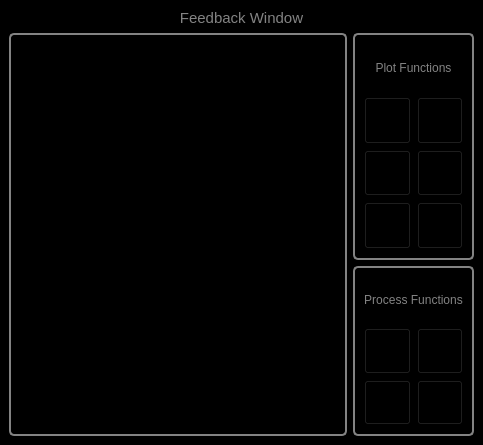
The window that Scanner GUI/Plotters Control/PlottersControl.ui (afylab/nanoSQUID-Scanning-Software) describes before a commit, drawn with Qt 5.
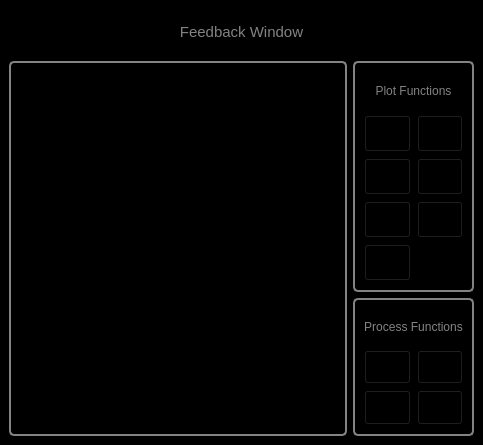
The same window after the commit. Icons and pictures are not drawn.

```diff
--- a/Scanner GUI/Plotters Control/PlottersControl.ui
+++ b/Scanner GUI/Plotters Control/PlottersControl.ui
@@ -24,240 +24,55 @@
 background-color: rgb(0, 0, 0);
 }</string>
    </property>
-   <layout class="QGridLayout" name="gridLayout_3" rowstretch="0,4,3" columnstretch="2,0">
-    <item row="1" column="1">
-     <widget class="QFrame" name="frame_PlotRelatedFunctions">
+   <layout class="QGridLayout" name="gridLayout_3" rowstretch="1,5,3" columnstretch="4,1">
+    <item row="1" column="0" rowspan="2">
+     <widget class="QListWidget" name="listWidget_Plots">
       <property name="styleSheet">
-       <string notr="true">
-QFrame#frame_PlotRelatedFunctions{
+       <string notr="true">QListWidget#listWidget_Plots{
 color: rgb(131,131,131);
 background-color:rgb(0,0,0);
-border: 2px solid  rgb(131,131,131);
+border: 2px solid  rgb(131, 131, 131);
 border-radius: 5px
 }
-</string>
+
+QScrollBar:horizontal {
+   border: 0px;
+   background: black;
+   height: 15px;
+}
+QScrollBar:vertical {
+   border: 0px;
+   background: black;
+   width: 15px;
+}</string>
       </property>
-      <property name="frameShape">
-       <enum>QFrame::StyledPanel</enum>
+      <property name="dragDropMode">
+       <enum>QAbstractItemView::NoDragDrop</enum>
       </property>
-      <property name="frameShadow">
-       <enum>QFrame::Raised</enum>
+      <property name="selectionMode">
+       <enum>QAbstractItemView::ExtendedSelection</enum>
       </property>
-      <layout class="QGridLayout" name="gridLayout" rowstretch="1,1,1,1" columnstretch="1,1">
-       <item row="2" column="1">
-        <widget class="QPushButton" name="pushButton_MultiplyAll">
-         <property name="enabled">
-          <bool>true</bool>
-         </property>
-         <property name="sizePolicy">
-          <sizepolicy hsizetype="Preferred" vsizetype="Preferred">
-           <horstretch>0</horstretch>
-           <verstretch>0</verstretch>
-          </sizepolicy>
-         </property>
-         <property name="toolTip">
-          <string>&lt;html&gt;&lt;head/&gt;&lt;body&gt;&lt;p&gt;Multiply all Process with constant&lt;/p&gt;&lt;/body&gt;&lt;/html&gt;</string>
-         </property>
-         <property name="styleSheet">
-          <string notr="true">QPushButton#pushButton_MultiplyAll{
-image:url(:/nSOTScanner/Pictures/Multiply.png);
-background: black;
-}
-
-QPushButton:pressed#pushButton_MultiplyAll{
-image:url(:/nSOTScanner/Pictures/Multiply.png);
-background: black;
-border: 2px rgb(131,131,131);
-border-radius: 5px
-}
-</string>
-         </property>
-         <property name="text">
-          <string/>
-         </property>
-        </widget>
-       </item>
-       <item row="0" column="0" colspan="2">
-        <widget class="QLabel" name="label_PlotRelated">
-         <property name="styleSheet">
-          <string notr="true">color:rgb(131,131,131)</string>
-         </property>
-         <property name="text">
-          <string>Plot Functions</string>
-         </property>
-         <property name="alignment">
-          <set>Qt::AlignCenter</set>
-         </property>
-        </widget>
-       </item>
-       <item row="1" column="1">
-        <widget class="QPushButton" name="pushButton_SubtractOveralAverage">
-         <property name="enabled">
-          <bool>true</bool>
-         </property>
-         <property name="sizePolicy">
-          <sizepolicy hsizetype="Preferred" vsizetype="Preferred">
-           <horstretch>0</horstretch>
-           <verstretch>0</verstretch>
-          </sizepolicy>
-         </property>
-         <property name="toolTip">
-          <string>&lt;html&gt;&lt;head/&gt;&lt;body&gt;&lt;p&gt;Batch process all plotters.&lt;/p&gt;&lt;/body&gt;&lt;/html&gt;</string>
-         </property>
-         <property name="styleSheet">
-          <string notr="true">QPushButton#pushButton_SubtractOveralAverage{
-image:url(:/nSOTScanner/Pictures/inverseRes.png);
-background: black;
-}
-
-QPushButton:pressed#pushButton_SubtractOveralAverage{
-image:url(:/nSOTScanner/Pictures/inverseRes.png);
-background: black;
-border: 2px rgb(131,131,131);
-border-radius: 5px
-}
-</string>
-         </property>
-         <property name="text">
-          <string/>
-         </property>
-        </widget>
-       </item>
-       <item row="2" column="0">
-        <widget class="QPushButton" name="pushButton_SetArea">
-         <property name="enabled">
-          <bool>true</bool>
-         </property>
-         <property name="sizePolicy">
-          <sizepolicy hsizetype="Preferred" vsizetype="Preferred">
-           <horstretch>0</horstretch>
-           <verstretch>0</verstretch>
-          </sizepolicy>
-         </property>
-         <property name="toolTip">
-          <string>Set selected area for all window</string>
-         </property>
-         <property name="styleSheet">
-          <string notr="true">QPushButton#pushButton_SetArea{
-image:url(:/nSOTScanner/Pictures/SelectArea.png);
-background: black;
-}
-
-QPushButton:pressed#pushButton_SetArea{
-image:url(:/nSOTScanner/Pictures/SelectArea.png);
-background: black;
-border: 2px rgb(131,131,131);
-border-radius: 5px
-}
-</string>
-         </property>
-         <property name="text">
-          <string/>
-         </property>
-        </widget>
-       </item>
-       <item row="1" column="0">
-        <widget class="QPushButton" name="pushButton_AddPlotter">
-         <property name="enabled">
-          <bool>true</bool>
-         </property>
-         <property name="sizePolicy">
-          <sizepolicy hsizetype="Preferred" vsizetype="Preferred">
-           <horstretch>0</horstretch>
-           <verstretch>0</verstretch>
-          </sizepolicy>
-         </property>
-         <property name="minimumSize">
-          <size>
-           <width>0</width>
-           <height>0</height>
-          </size>
-         </property>
-         <property name="toolTip">
-          <string>&lt;html&gt;&lt;head/&gt;&lt;body&gt;&lt;p&gt;Add a new plotter&lt;/p&gt;&lt;/body&gt;&lt;/html&gt;</string>
-         </property>
-         <property name="styleSheet">
-          <string notr="true">QPushButton#pushButton_AddPlotter{
-image:url(:/nSOTScanner/Pictures/AddPlotter.png);
-background: black;
-}
-
-QPushButton:pressed#pushButton_AddPlotter{
-image:url(:/nSOTScanner/Pictures/AddPlotter.png);
-background: black;
-border: 2px rgb(131,131,131);
-border-radius: 5px
-}
-</string>
-         </property>
-         <property name="text">
-          <string/>
-         </property>
-        </widget>
-       </item>
-       <item row="3" column="0">
-        <widget class="QPushButton" name="pushButton_savePlot">
-         <property name="sizePolicy">
-          <sizepolicy hsizetype="Preferred" vsizetype="Preferred">
-           <horstretch>0</horstretch>
-           <verstretch>0</verstretch>
-          </sizepolicy>
-         </property>
-         <property name="toolTip">
-          <string>&lt;html&gt;&lt;head/&gt;&lt;body&gt;&lt;p&gt;Save all data as matlab files&lt;/p&gt;&lt;/body&gt;&lt;/html&gt;</string>
-         </property>
-         <property name="styleSheet">
-          <string notr="true">QPushButton:disabled#pushButton_savePlot {image:url(:/nSOTScanner/Pictures/lock.png)}
-
-#pushButton_savePlot{
-image:url(:/nSOTScanner/Pictures/save.png);
-background: black;
-}
-
-QPushButton:pressed#pushButton_savePlot{
-image:url(:/nSOTScanner/Pictures/save.png);
-background: black;
-border: 2px rgb(131,131,131);
-border-radius: 5px
+     </widget>
+    </item>
+    <item row="0" column="0" colspan="2">
+     <widget class="QLabel" name="label_Feedback">
+      <property name="font">
+       <font>
+        <pointsize>11</pointsize>
+       </font>
+      </property>
+      <property name="styleSheet">
+       <string notr="true">QLabel#label_Feedback{
+color: rgb(131,131,131);
+background-color:rgb(0,0,0)
 }</string>
-         </property>
-         <property name="text">
-          <string/>
-         </property>
-        </widget>
-       </item>
-       <item row="3" column="1">
-        <widget class="QPushButton" name="pushButton_ConnectLabrad">
-         <property name="sizePolicy">
-          <sizepolicy hsizetype="Preferred" vsizetype="Preferred">
-           <horstretch>0</horstretch>
-           <verstretch>0</verstretch>
-          </sizepolicy>
-         </property>
-         <property name="toolTip">
-          <string>&lt;html&gt;&lt;head/&gt;&lt;body&gt;&lt;p&gt;Labrad Connection&lt;/p&gt;&lt;/body&gt;&lt;/html&gt;</string>
-         </property>
-         <property name="styleSheet">
-          <string notr="true">QPushButton:disabled#pushButton_ConnectLabrad {image:url(:/nSOTScanner/Pictures/lock.png)}
-
-#pushButton_ConnectLabrad{
-image:url(:/nSOTScanner/Pictures/Connected.png);
-background: black;
-}
-
-QPushButton:pressed#pushButton_ConnectLabrad{
-image:url(:/nSOTScanner/Pictures/Connected.png);
-background: black;
-border: 2px rgb(131,131,131);
-border-radius: 5px
-}</string>
-         </property>
-         <property name="text">
-          <string/>
-         </property>
-        </widget>
-       </item>
-      </layout>
+      </property>
+      <property name="text">
+       <string>&lt;html&gt;&lt;head/&gt;&lt;body&gt;&lt;p&gt;&lt;span style=&quot; color:#838383;&quot;&gt;Feedback Window&lt;/span&gt;&lt;/p&gt;&lt;/body&gt;&lt;/html&gt;</string>
+      </property>
+      <property name="alignment">
+       <set>Qt::AlignCenter</set>
+      </property>
      </widget>
     </item>
     <item row="2" column="1">
@@ -427,48 +242,278 @@
       </layout>
      </widget>
     </item>
-    <item row="1" column="0" rowspan="2">
-     <widget class="QListWidget" name="listWidget_Plots">
+    <item row="1" column="1">
+     <widget class="QFrame" name="frame_PlotRelatedFunctions">
       <property name="styleSheet">
-       <string notr="true">QListWidget#listWidget_Plots{
+       <string notr="true">
+QFrame#frame_PlotRelatedFunctions{
 color: rgb(131,131,131);
 background-color:rgb(0,0,0);
-border: 2px solid  rgb(131, 131, 131);
+border: 2px solid  rgb(131,131,131);
 border-radius: 5px
 }
+</string>
+      </property>
+      <property name="frameShape">
+       <enum>QFrame::StyledPanel</enum>
+      </property>
+      <property name="frameShadow">
+       <enum>QFrame::Raised</enum>
+      </property>
+      <layout class="QGridLayout" name="gridLayout" rowstretch="1,1,1,1,1" columnstretch="1,1">
+       <item row="0" column="0" colspan="2">
+        <widget class="QLabel" name="label_PlotRelated">
+         <property name="styleSheet">
+          <string notr="true">color:rgb(131,131,131)</string>
+         </property>
+         <property name="text">
+          <string>Plot Functions</string>
+         </property>
+         <property name="alignment">
+          <set>Qt::AlignCenter</set>
+         </property>
+        </widget>
+       </item>
+       <item row="1" column="0">
+        <widget class="QPushButton" name="pushButton_AddPlotter">
+         <property name="enabled">
+          <bool>true</bool>
+         </property>
+         <property name="sizePolicy">
+          <sizepolicy hsizetype="Preferred" vsizetype="Preferred">
+           <horstretch>0</horstretch>
+           <verstretch>0</verstretch>
+          </sizepolicy>
+         </property>
+         <property name="minimumSize">
+          <size>
+           <width>0</width>
+           <height>0</height>
+          </size>
+         </property>
+         <property name="toolTip">
+          <string>&lt;html&gt;&lt;head/&gt;&lt;body&gt;&lt;p&gt;Add a new plotter&lt;/p&gt;&lt;/body&gt;&lt;/html&gt;</string>
+         </property>
+         <property name="styleSheet">
+          <string notr="true">QPushButton:disabled#pushButton_AddPlotter {image:url(:/nSOTScanner/Pictures/lock.png)}
 
-QScrollBar:horizontal {
-   border: 0px;
-   background: black;
-   height: 15px;
+QPushButton#pushButton_AddPlotter{
+image:url(:/nSOTScanner/Pictures/AddPlotter.png);
+background: black;
 }
-QScrollBar:vertical {
-   border: 0px;
-   background: black;
-   width: 15px;
+
+QPushButton:pressed#pushButton_AddPlotter{
+image:url(:/nSOTScanner/Pictures/AddPlotter.png);
+background: black;
+border: 2px rgb(131,131,131);
+border-radius: 5px
+}
+</string>
+         </property>
+         <property name="text">
+          <string/>
+         </property>
+        </widget>
+       </item>
+       <item row="2" column="0">
+        <widget class="QPushButton" name="pushButton_SetArea">
+         <property name="enabled">
+          <bool>true</bool>
+         </property>
+         <property name="sizePolicy">
+          <sizepolicy hsizetype="Preferred" vsizetype="Preferred">
+           <horstretch>0</horstretch>
+           <verstretch>0</verstretch>
+          </sizepolicy>
+         </property>
+         <property name="toolTip">
+          <string>Set selected area for all window</string>
+         </property>
+         <property name="styleSheet">
+          <string notr="true">QPushButton:disabled#pushButton_SetArea {image:url(:/nSOTScanner/Pictures/lock.png)}
+
+QPushButton#pushButton_SetArea{
+image:url(:/nSOTScanner/Pictures/SelectArea.png);
+background: black;
+}
+
+QPushButton:pressed#pushButton_SetArea{
+image:url(:/nSOTScanner/Pictures/SelectArea.png);
+background: black;
+border: 2px rgb(131,131,131);
+border-radius: 5px
+}
+</string>
+         </property>
+         <property name="text">
+          <string/>
+         </property>
+        </widget>
+       </item>
+       <item row="3" column="0">
+        <widget class="QPushButton" name="pushButton_savePlot">
+         <property name="sizePolicy">
+          <sizepolicy hsizetype="Preferred" vsizetype="Preferred">
+           <horstretch>0</horstretch>
+           <verstretch>0</verstretch>
+          </sizepolicy>
+         </property>
+         <property name="toolTip">
+          <string>&lt;html&gt;&lt;head/&gt;&lt;body&gt;&lt;p&gt;Save all data as matlab files. Select folder and data will be saved as file name&lt;/p&gt;&lt;/body&gt;&lt;/html&gt;</string>
+         </property>
+         <property name="styleSheet">
+          <string notr="true">QPushButton:disabled#pushButton_savePlot {image:url(:/nSOTScanner/Pictures/lock.png)}
+
+#pushButton_savePlot{
+image:url(:/nSOTScanner/Pictures/save.png);
+background: black;
+}
+
+QPushButton:pressed#pushButton_savePlot{
+image:url(:/nSOTScanner/Pictures/save.png);
+background: black;
+border: 2px rgb(131,131,131);
+border-radius: 5px
 }</string>
-      </property>
-     </widget>
-    </item>
-    <item row="0" column="0" colspan="2">
-     <widget class="QLabel" name="label_Feedback">
-      <property name="font">
-       <font>
-        <pointsize>11</pointsize>
-       </font>
-      </property>
-      <property name="styleSheet">
-       <string notr="true">QLabel#label_Feedback{
-color: rgb(131,131,131);
-background-color:rgb(0,0,0)
+         </property>
+         <property name="text">
+          <string/>
+         </property>
+        </widget>
+       </item>
+       <item row="2" column="1">
+        <widget class="QPushButton" name="pushButton_SubtractOveralAverage">
+         <property name="enabled">
+          <bool>true</bool>
+         </property>
+         <property name="sizePolicy">
+          <sizepolicy hsizetype="Preferred" vsizetype="Preferred">
+           <horstretch>0</horstretch>
+           <verstretch>0</verstretch>
+          </sizepolicy>
+         </property>
+         <property name="toolTip">
+          <string>&lt;html&gt;&lt;head/&gt;&lt;body&gt;&lt;p&gt;Batch process all plotters with subtraction.&lt;/p&gt;&lt;/body&gt;&lt;/html&gt;</string>
+         </property>
+         <property name="styleSheet">
+          <string notr="true">QPushButton:disabled#pushButton_SubtractOveralAverage {image:url(:/nSOTScanner/Pictures/lock.png)}
+
+QPushButton#pushButton_SubtractOveralAverage{
+image:url(:/nSOTScanner/Pictures/inverseRes.png);
+background: black;
+}
+
+QPushButton:pressed#pushButton_SubtractOveralAverage{
+image:url(:/nSOTScanner/Pictures/inverseRes.png);
+background: black;
+border: 2px rgb(131,131,131);
+border-radius: 5px
+}
+</string>
+         </property>
+         <property name="text">
+          <string/>
+         </property>
+        </widget>
+       </item>
+       <item row="1" column="1">
+        <widget class="QPushButton" name="pushButton_RefreshPlotters">
+         <property name="sizePolicy">
+          <sizepolicy hsizetype="Preferred" vsizetype="Preferred">
+           <horstretch>0</horstretch>
+           <verstretch>0</verstretch>
+          </sizepolicy>
+         </property>
+         <property name="toolTip">
+          <string>&lt;html&gt;&lt;head/&gt;&lt;body&gt;&lt;p&gt;Refresh All Plotters&lt;/p&gt;&lt;/body&gt;&lt;/html&gt;</string>
+         </property>
+         <property name="styleSheet">
+          <string notr="true">QPushButton:disabled#pushButton_RefreshPlotters {image:url(:/nSOTScanner/Pictures/lock.png)}
+
+#pushButton_RefreshPlotters{
+image:url(:/nSOTScanner/Pictures/refresh.png);
+background: black;
+}
+
+QPushButton:pressed#pushButton_RefreshPlotters{
+image:url(:/nSOTScanner/Pictures/refresh.png);
+background: black;
+border: 2px rgb(131,131,131);
+border-radius: 5px
 }</string>
-      </property>
-      <property name="text">
-       <string>&lt;html&gt;&lt;head/&gt;&lt;body&gt;&lt;p&gt;&lt;span style=&quot; color:#838383;&quot;&gt;Feedback Window&lt;/span&gt;&lt;/p&gt;&lt;/body&gt;&lt;/html&gt;</string>
-      </property>
-      <property name="alignment">
-       <set>Qt::AlignCenter</set>
-      </property>
+         </property>
+         <property name="text">
+          <string/>
+         </property>
+        </widget>
+       </item>
+       <item row="3" column="1">
+        <widget class="QPushButton" name="pushButton_MultiplyAll">
+         <property name="enabled">
+          <bool>true</bool>
+         </property>
+         <property name="sizePolicy">
+          <sizepolicy hsizetype="Preferred" vsizetype="Preferred">
+           <horstretch>0</horstretch>
+           <verstretch>0</verstretch>
+          </sizepolicy>
+         </property>
+         <property name="toolTip">
+          <string>&lt;html&gt;&lt;head/&gt;&lt;body&gt;&lt;p&gt;Multiply all Plotters with constant&lt;/p&gt;&lt;/body&gt;&lt;/html&gt;</string>
+         </property>
+         <property name="styleSheet">
+          <string notr="true">QPushButton:disabled#pushButton_MultiplyAll {image:url(:/nSOTScanner/Pictures/lock.png)}
+
+QPushButton#pushButton_MultiplyAll{
+image:url(:/nSOTScanner/Pictures/Multiply.png);
+background: black;
+}
+
+QPushButton:pressed#pushButton_MultiplyAll{
+image:url(:/nSOTScanner/Pictures/Multiply.png);
+background: black;
+border: 2px rgb(131,131,131);
+border-radius: 5px
+}
+</string>
+         </property>
+         <property name="text">
+          <string/>
+         </property>
+        </widget>
+       </item>
+       <item row="4" column="0">
+        <widget class="QPushButton" name="pushButton_FineTune">
+         <property name="sizePolicy">
+          <sizepolicy hsizetype="Preferred" vsizetype="Preferred">
+           <horstretch>0</horstretch>
+           <verstretch>0</verstretch>
+          </sizepolicy>
+         </property>
+         <property name="toolTip">
+          <string>Fine Tune the plotters selected. Please select 2 plotters.</string>
+         </property>
+         <property name="styleSheet">
+          <string notr="true">QPushButton:disabled#pushButton_FineTune {image:url(:/nSOTScanner/Pictures/lock.png)}
+
+#pushButton_FineTune{
+image:url(:/nSOTScanner/Pictures/Fine Tuning.png);
+background: black;
+}
+
+QPushButton:pressed#pushButton_FineTune{
+image:url(:/nSOTScanner/Pictures/Fine Tuning.png);
+background: black;
+border: 2px rgb(131,131,131);
+border-radius: 5px
+}</string>
+         </property>
+         <property name="text">
+          <string/>
+         </property>
+        </widget>
+       </item>
+      </layout>
      </widget>
     </item>
    </layout>
```
